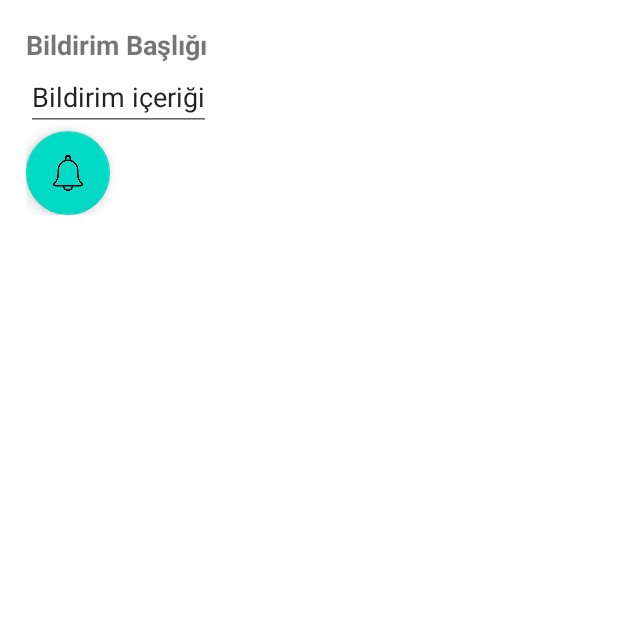
After one commit to GulayAdgzl/DateWise, an Android app: the NotificationFragment screen opened through its navigation route, on a phone screen of 412 x 824 dp, the top half of it. The commit adds this screen. Run offline under Robolectric (Android 15) with nearby library versions, the phone set to English and light mode, and no system bars; our stand-ins replace Room's generated code, data binding.

Commit message:
workmanagaer add notification create and project update

```diff
--- a/app/src/main/java/com/example/datewise/data/local/model/DayModel.kt
+++ b/app/src/main/java/com/example/datewise/data/local/model/DayModel.kt
@@ -22,8 +22,5 @@ data class DayModel(
     val dayname:String,
     //@ColumnInfo(name = "day_date")
     //val dayDate: String
-    @ColumnInfo(name = "not_title")
-    val title: String,
-    @ColumnInfo(name = "not_content")
-    val content: String
+
     ):Serializable
--- /dev/null
+++ b/app/src/main/java/com/example/datewise/ui/NotificationFragment.kt
@@ -0,0 +1,64 @@
+package com.example.datewise.ui
+
+import android.os.Bundle
+import androidx.fragment.app.Fragment
+import android.view.LayoutInflater
+import android.view.View
+import android.view.ViewGroup
+import androidx.databinding.DataBindingUtil
+import androidx.work.*
+import com.example.datewise.R
+import com.example.datewise.data.local.NotificationWorker
+import com.example.datewise.databinding.FragmentNotificationBinding
+import com.google.android.material.snackbar.Snackbar
+import java.util.concurrent.TimeUnit
+
+class NotificationFragment : Fragment() {
+    private lateinit var binding:FragmentNotificationBinding
+    private lateinit var request: WorkRequest
+
+
+    override fun onCreateView(
+        inflater: LayoutInflater, container: ViewGroup?,
+        savedInstanceState: Bundle?
+    ): View? {
+        // Inflate the layout for this fragment
+        binding=DataBindingUtil.inflate(inflater,R.layout.fragment_notification,container,false)
+        return binding.root
+    }
+
+    override fun onViewCreated(view: View, savedInstanceState: Bundle?) {
+        super.onViewCreated(view, savedInstanceState)
+        binding.apply {
+            floatBell.setOnClickListener {
+                if(dakikaKontrol()){
+                    request= PeriodicWorkRequestBuilder<NotificationWorker>(
+                        notificationContent.text.toString().toLong(),
+                        TimeUnit.MINUTES
+                    ).build()
+
+                    WorkManager.getInstance(requireContext()).enqueueUniquePeriodicWork("com.example.datewise.data.local.NotificationWorker",ExistingPeriodicWorkPolicy.KEEP,request as PeriodicWorkRequest)
+
+                }
+            }
+        }
+    }
+
+    //bildiriöm
+    private fun dakikaKontrol():Boolean{
+        var dogruMu=false
+        binding.apply {
+            val tarihText=notificationContent.text
+            if (tarihText.isEmpty()){
+                Snackbar.make(co,"Aralık Boşuk olamaz", Snackbar.LENGTH_LONG).show()
+            }else if(tarihText.toString().toInt()<15){
+                Snackbar.make(co,"Aralık 15 dakikadan az olamaz", Snackbar.LENGTH_LONG).show()
+            }else{
+                dogruMu=true
+            }
+        }
+        return dogruMu
+    }
+
+
+}
--- a/app/src/main/res/layout/fragment_day_ekle.xml
+++ b/app/src/main/res/layout/fragment_day_ekle.xml
@@ -6,6 +6,7 @@
     <androidx.constraintlayout.widget.ConstraintLayout
         android:layout_width="match_parent"
         android:layout_height="match_parent"
+
         android:background="@drawable/top_background_gradiunt"
         tools:context=".ui.dayEkle.DayEkleFragment">
 
--- /dev/null
+++ b/app/src/main/res/layout/fragment_notification.xml
@@ -0,0 +1,46 @@
+<?xml version="1.0" encoding="utf-8"?>
+<layout xmlns:app="http://schemas.android.com/apk/res-auto"
+    xmlns:android="http://schemas.android.com/apk/res/android">
+
+    <!-- res/layout/notification_layout.xml -->
+
+   <androidx.constraintlayout.widget.ConstraintLayout
+       android:layout_width="match_parent"
+       android:id="@+id/co"
+       android:layout_height="match_parent">
+
+       <LinearLayout
+           android:layout_width="match_parent"
+           android:layout_height="wrap_content"
+           android:orientation="vertical"
+           android:padding="16dp"
+           app:layout_constraintEnd_toEndOf="parent"
+           app:layout_constraintStart_toStartOf="parent"
+           app:layout_constraintTop_toTopOf="parent">
+
+           <TextView
+               android:id="@+id/notificationTitle"
+               android:layout_width="wrap_content"
+               android:layout_height="wrap_content"
+               android:text="Bildirim Başlığı"
+               android:textSize="18sp"
+               android:textStyle="bold" />
+
+           <EditText
+               android:id="@+id/notificationContent"
+               android:layout_width="wrap_content"
+               android:layout_height="wrap_content"
+               android:text="Bildirim içeriği" />
+
+           <com.google.android.material.floatingactionbutton.FloatingActionButton
+               android:id="@+id/floatBell"
+               android:layout_width="match_parent"
+               android:layout_height="wrap_content"
+               android:clickable="true"
+               android:src="@drawable/bell" />
+
+
+       </LinearLayout>
+   </androidx.constraintlayout.widget.ConstraintLayout>
+
+</layout>
--- a/app/src/main/res/navigation/nav_graph.xml
+++ b/app/src/main/res/navigation/nav_graph.xml
@@ -31,12 +31,20 @@
         <action
             android:id="@+id/action_dayEkleFragment_to_emojiFragment"
             app:destination="@id/emojiFragment" />
+        <action
+            android:id="@+id/action_dayEkleFragment_to_notificationFragment"
+            app:destination="@id/notificationFragment" />
     </fragment>
     <fragment
         android:id="@+id/emojiFragment"
         android:name="com.example.datewise.ui.emoji.EmojiFragment"
         android:label="fragment_emoji"
         tools:layout="@layout/fragment_emoji" />
+    <fragment
+        android:id="@+id/notificationFragment"
+        tools:layout="@layout/fragment_notification"
+        android:name="com.example.datewise.ui.NotificationFragment"
+        android:label="NotificationFragment" />
 
 
 </navigation>
```
Also changed, not shown: app/src/main/java/com/example/datewise/ui/dayEkle/DayEkleFragment.kt (+10 -3 lines).
